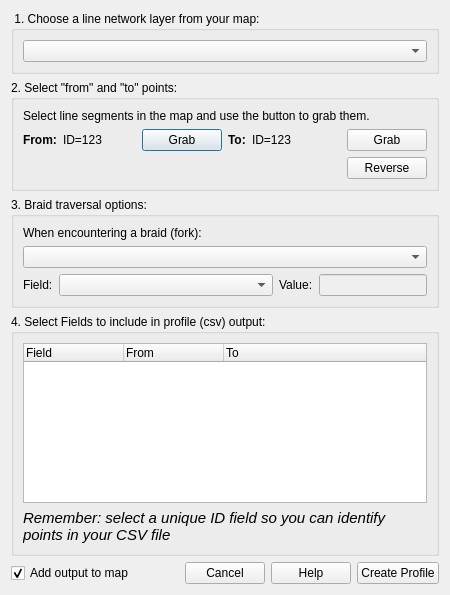
Above: networkprofiler_dialog_base.ui from Riverscapes/NetworkProfiler before the change. Below: the same form after it.
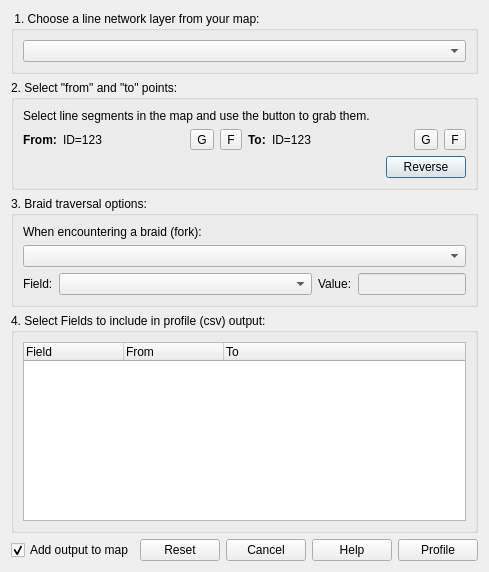
That is the form after the change.

Diff of the .ui file:
```diff
--- a/networkprofiler_dialog_base.ui
+++ b/networkprofiler_dialog_base.ui
@@ -6,8 +6,8 @@
    <rect>
     <x>0</x>
     <y>0</y>
-    <width>450</width>
-    <height>595</height>
+    <width>483</width>
+    <height>572</height>
    </rect>
   </property>
   <property name="windowTitle">
@@ -79,15 +79,22 @@
            </widget>
           </item>
           <item>
-           <widget class="QPushButton" name="btnGrabFrom">
-            <property name="sizePolicy">
-             <sizepolicy hsizetype="Fixed" vsizetype="Fixed">
-              <horstretch>0</horstretch>
-              <verstretch>0</verstretch>
-             </sizepolicy>
+           <widget class="QToolButton" name="btnGrabFrom">
+            <property name="toolTip">
+             <string>Grab this feature from selections in the map</string>
             </property>
             <property name="text">
-             <string>Grab</string>
+             <string>G</string>
+            </property>
+           </widget>
+          </item>
+          <item>
+           <widget class="QToolButton" name="btnFindFrom">
+            <property name="toolTip">
+             <string>Select this feature in the map</string>
+            </property>
+            <property name="text">
+             <string>F</string>
             </property>
            </widget>
           </item>
@@ -122,15 +129,22 @@
            </widget>
           </item>
           <item>
-           <widget class="QPushButton" name="btnGrabTo">
-            <property name="sizePolicy">
-             <sizepolicy hsizetype="Fixed" vsizetype="Fixed">
-              <horstretch>0</horstretch>
-              <verstretch>0</verstretch>
-             </sizepolicy>
+           <widget class="QToolButton" name="btnGrabTo">
+            <property name="toolTip">
+             <string>Grab this feature from selections in the map</string>
             </property>
             <property name="text">
-             <string>Grab</string>
+             <string>G</string>
+            </property>
+           </widget>
+          </item>
+          <item>
+           <widget class="QToolButton" name="btnFindTo">
+            <property name="toolTip">
+             <string>Select this feature in the map</string>
+            </property>
+            <property name="text">
+             <string>F</string>
             </property>
            </widget>
           </item>
@@ -301,22 +315,6 @@
         </column>
        </widget>
       </item>
-      <item>
-       <widget class="QLabel" name="label_2">
-        <property name="font">
-         <font>
-          <pointsize>11</pointsize>
-          <italic>true</italic>
-         </font>
-        </property>
-        <property name="text">
-         <string>Remember: select a unique ID field so you can identify points in your CSV file</string>
-        </property>
-        <property name="wordWrap">
-         <bool>true</bool>
-        </property>
-       </widget>
-      </item>
      </layout>
     </widget>
    </item>
@@ -338,7 +336,7 @@
         <enum>Qt::Horizontal</enum>
        </property>
        <property name="standardButtons">
-        <set>QDialogButtonBox::Cancel|QDialogButtonBox::Help</set>
+        <set>QDialogButtonBox::Cancel|QDialogButtonBox::Help|QDialogButtonBox::Reset</set>
        </property>
        <property name="centerButtons">
         <bool>false</bool>
@@ -348,7 +346,7 @@
      <item>
       <widget class="QPushButton" name="btnCreateProfile">
        <property name="text">
-        <string>Create Profile</string>
+        <string>Profile</string>
        </property>
       </widget>
      </item>
```
Left out of the diff: 14 changed lines with no effect on the pictures.
